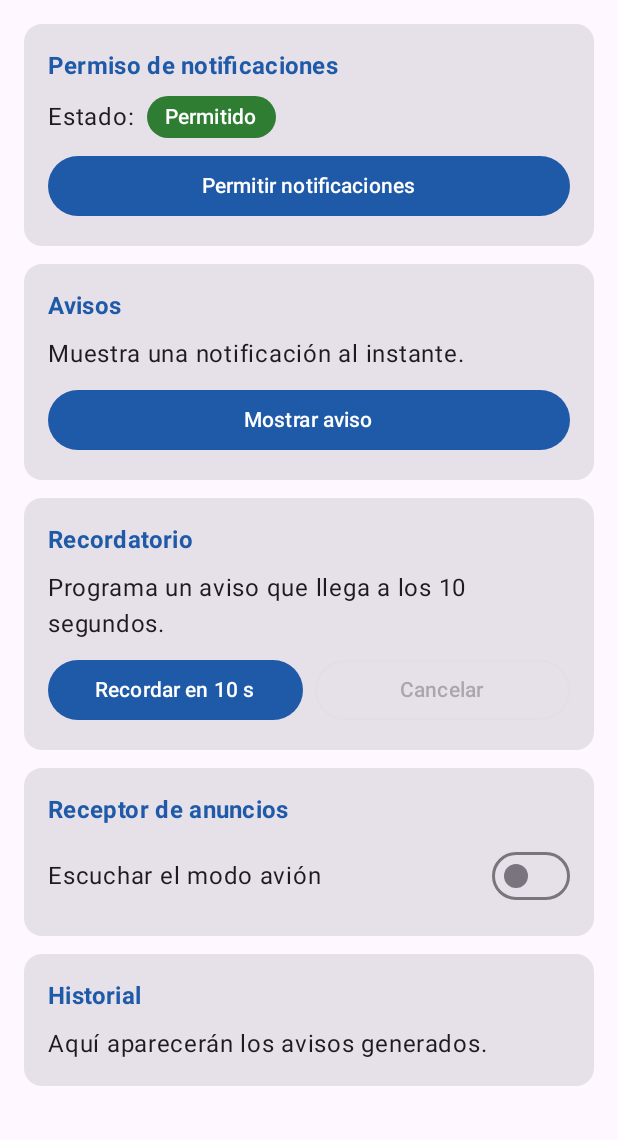
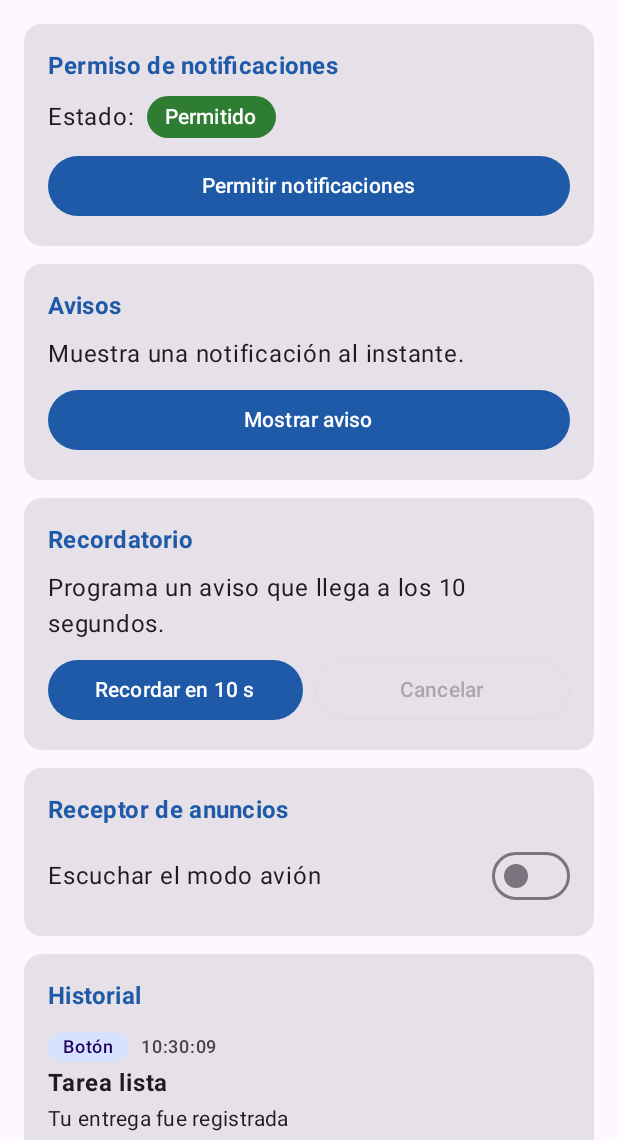
Before and after one commit to kiaraalburqueque-stack/Laboratorio15AvisosCampus, an Android app built with Jetpack Compose: the screen it shows after launch (MainActivity), after a tap on "Mostrar aviso", on a phone screen of 412 x 824 dp, the part 96-1236 px from its top. Run offline under Robolectric (Android 15) with nearby library versions, the phone set to English and light mode, and no system bars.

Commit message:
feat(ui): agrega historial de avisos

```diff
--- /dev/null
+++ b/app/src/main/java/com/alburqueque/avisocampus/ui/HistorialAvisos.kt
@@ -0,0 +1,71 @@
+package com.alburqueque.avisocampus.ui
+
+import androidx.compose.foundation.layout.Arrangement
+import androidx.compose.foundation.layout.Column
+import androidx.compose.foundation.layout.Row
+import androidx.compose.foundation.layout.fillMaxWidth
+import androidx.compose.foundation.layout.padding
+import androidx.compose.foundation.shape.RoundedCornerShape
+import androidx.compose.material3.HorizontalDivider
+import androidx.compose.material3.MaterialTheme
+import androidx.compose.material3.Surface
+import androidx.compose.material3.Text
+import androidx.compose.runtime.Composable
+import androidx.compose.ui.Alignment
+import androidx.compose.ui.Modifier
+import androidx.compose.ui.text.font.FontWeight
+import androidx.compose.ui.unit.dp
+import com.alburqueque.avisocampus.model.Aviso
+
+/**
+ * Tarjeta Historial: los 20 avisos más recientes, lo más nuevo arriba.
+ * No conoce el ViewModel: solo recibe la lista. Usa Column + forEach porque la
+ * pantalla ya se desplaza (un LazyColumn dentro de otra lista con scroll da error).
+ */
+@Composable
+fun HistorialAvisos(avisos: List<Aviso>) {
+    Tarjeta("Historial") {
+        if (avisos.isEmpty()) {
+            Text("Sin avisos todavía")
+        } else {
+            avisos.take(20).forEachIndexed { indice, aviso ->
+                if (indice > 0) HorizontalDivider()
+                FilaAviso(aviso)
+            }
+        }
+    }
+}
+
+@Composable
+private fun FilaAviso(aviso: Aviso) {
+    Column(
+        modifier = Modifier
+            .fillMaxWidth()
+            .padding(vertical = 4.dp),
+        verticalArrangement = Arrangement.spacedBy(2.dp)
+    ) {
+        Row(
+            verticalAlignment = Alignment.CenterVertically,
+            horizontalArrangement = Arrangement.spacedBy(8.dp)
+        ) {
+            Surface(
+                color = MaterialTheme.colorScheme.primaryContainer,
+                contentColor = MaterialTheme.colorScheme.onPrimaryContainer,
+                shape = RoundedCornerShape(50)
+            ) {
+                Text(
+                    text = aviso.origen.texto,
+                    style = MaterialTheme.typography.labelMedium,
+                    modifier = Modifier.padding(horizontal = 10.dp, vertical = 2.dp)
+                )
+            }
+            Text(
+                text = aviso.hora,
+                style = MaterialTheme.typography.labelMedium,
+                color = MaterialTheme.colorScheme.onSurfaceVariant
+            )
+        }
+        Text(text = aviso.titulo, fontWeight = FontWeight.Bold)
+        Text(text = aviso.texto, style = MaterialTheme.typography.bodyMedium)
+    }
+}
--- a/app/src/main/java/com/alburqueque/avisocampus/ui/PantallaAvisos.kt
+++ b/app/src/main/java/com/alburqueque/avisocampus/ui/PantallaAvisos.kt
@@ -51,6 +51,7 @@ fun PantallaAvisos(vm: AvisosViewModel) {
     val permiso by vm.permiso.collectAsState()
     val faltan by vm.faltan.collectAsState()
     val escuchando by vm.escuchandoAvion.collectAsState()
+    val avisos by vm.avisos.collectAsState()
 
     // Cuadro de permiso que dibuja Android: su respuesta va al ViewModel
     val lanzador = rememberLauncherForActivityResult(
@@ -163,9 +164,7 @@ fun PantallaAvisos(vm: AvisosViewModel) {
                     Switch(checked = escuchando, onCheckedChange = vm::cambiarEscucha)
                 }
             }
-            Tarjeta("Historial") {
-                Text("Aquí aparecerán los avisos generados.")
-            }
+            HistorialAvisos(avisos)
         }
     }
 }
```
